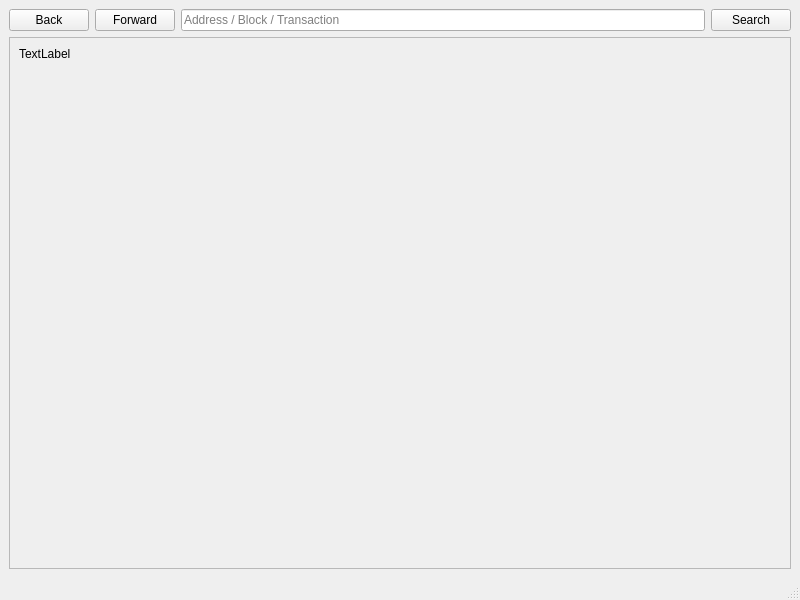
This is src/qt/forms/blockexplorer.ui in project-qmc/QMC as Qt 5 draws it before an edit. The edited form follows.
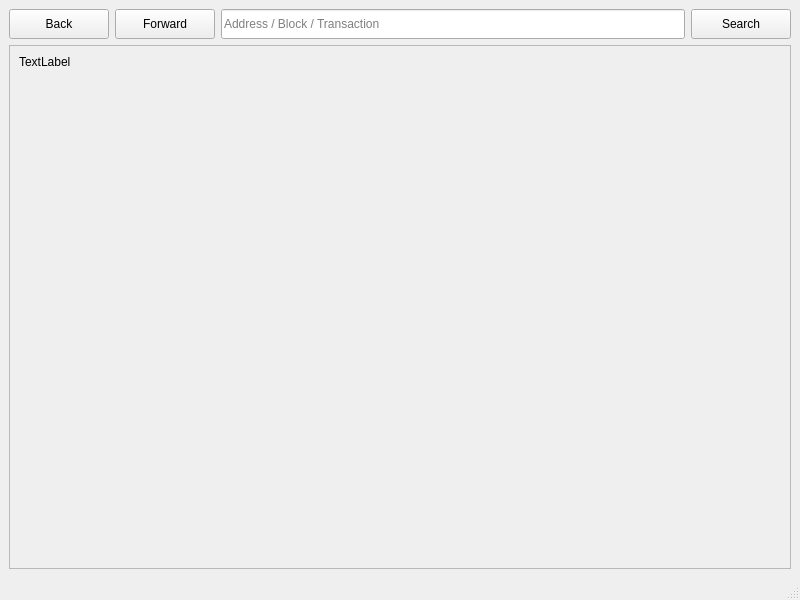
This is the edited form. Icons and pictures are not drawn.

```diff
--- a/src/qt/forms/blockexplorer.ui
+++ b/src/qt/forms/blockexplorer.ui
@@ -28,6 +28,18 @@
       </property>
       <item>
        <widget class="QPushButton" name="back">
+        <property name="minimumSize">
+         <size>
+          <width>100</width>
+          <height>30</height>
+         </size>
+        </property>
+        <property name="maximumSize">
+         <size>
+          <width>100</width>
+          <height>30</height>
+         </size>
+        </property>
         <property name="text">
          <string>Back</string>
         </property>
@@ -42,6 +54,18 @@
       </item>
       <item>
        <widget class="QPushButton" name="forward">
+        <property name="minimumSize">
+         <size>
+          <width>100</width>
+          <height>30</height>
+         </size>
+        </property>
+        <property name="maximumSize">
+         <size>
+          <width>100</width>
+          <height>30</height>
+         </size>
+        </property>
         <property name="text">
          <string>Forward</string>
         </property>
@@ -62,7 +86,13 @@
         <property name="minimumSize">
          <size>
           <width>0</width>
-          <height>0</height>
+          <height>30</height>
+         </size>
+        </property>
+        <property name="maximumSize">
+         <size>
+          <width>16777215</width>
+          <height>30</height>
          </size>
         </property>
         <property name="inputMask">
@@ -86,14 +116,14 @@
         </property>
         <property name="minimumSize">
          <size>
-          <width>0</width>
-          <height>0</height>
+          <width>100</width>
+          <height>30</height>
          </size>
         </property>
         <property name="maximumSize">
          <size>
-          <width>16777215</width>
-          <height>16777215</height>
+          <width>100</width>
+          <height>30</height>
          </size>
         </property>
         <property name="text">
@@ -123,7 +153,7 @@
          <x>0</x>
          <y>0</y>
          <width>780</width>
-         <height>489</height>
+         <height>498</height>
         </rect>
        </property>
        <layout class="QHBoxLayout" name="horizontalLayout_2">
```
Left out of the diff: 2 changed lines with no effect on the pictures.
